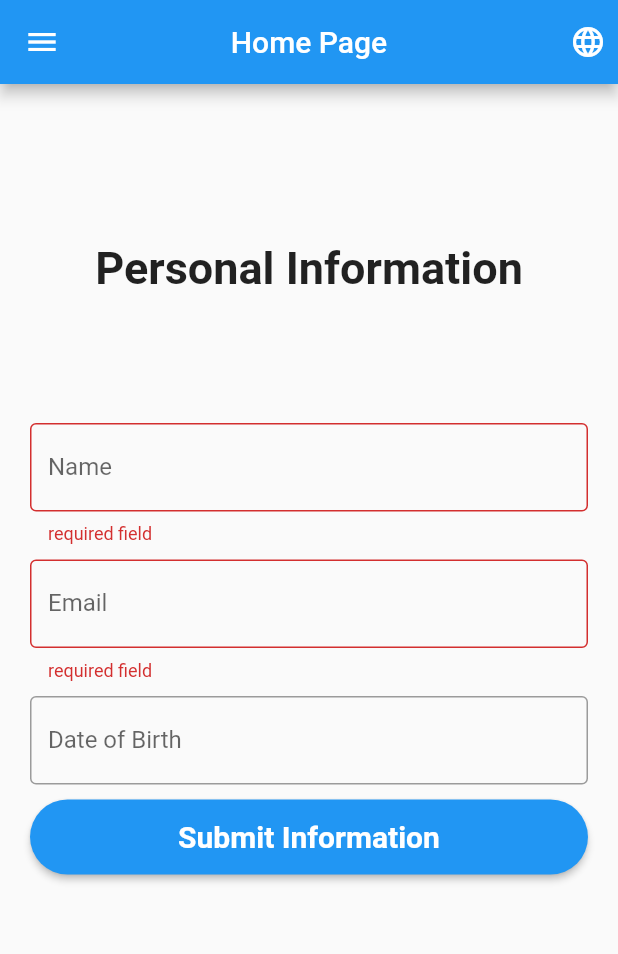
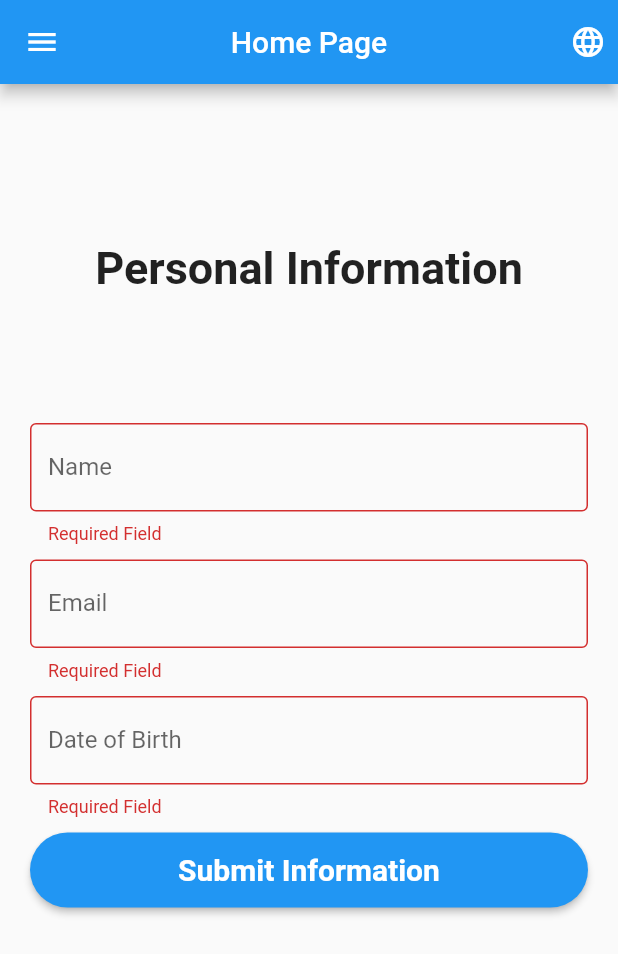
Before and after one commit to Imnmania/flutter_localization, a Flutter app: the screen it shows after launch, after a tap on "Submit Information", on a phone screen of 412 x 824 dp. Shown: the top 954 px of the screen. Run offline on Flutter 3.47's test engine with Material 2 defaults, Android fonts, the phone set to English and light mode, and no system bars.

Commit message:
added localization for entire home page

```diff
--- /dev/null
+++ b/lib/Localization/localization_constants.dart
@@ -0,0 +1,10 @@
+import 'package:flutter/material.dart';
+import 'package:flutter_localization_app/Localization/demo_localization.dart';
+
+String getTranslated(BuildContext context, String key) {
+  return DemoLocalization.of(context).getTranslatedValues(key);
+}
+
+// language code
+const String ENGLISH = 'en';
+const String BANGLA = 'bn';
--- a/lib/lang/bn.json
+++ b/lib/lang/bn.json
@@ -6,6 +6,7 @@
     "email": "ইমেইল",
     "email_hint": "তুমার ইমেইল প্রবেশ করাও",
     "date_of_birth": "জন্ম তারিখ",
+    "date_of_birth_hint": "আপনার জন্মতারিখ প্রদান করুন",
     "required_field": "প্রয়োজনীয় ক্ষেত্র",
     "submit_info": "তথ্য জমা দিন",
     "about_us": "আমাদের সম্পর্কে",
--- a/lib/lang/en.json
+++ b/lib/lang/en.json
@@ -6,6 +6,7 @@
     "email": "Email",
     "email_hint": "Enter your email",
     "date_of_birth": "Date of Birth",
+    "date_of_birth_hint": "Enter your date of birth",
     "required_field": "Required Field",
     "submit_info": "Submit Information",
     "about_us": "About Us",
--- a/lib/pages/home_page.dart
+++ b/lib/pages/home_page.dart
@@ -1,5 +1,6 @@
 import 'package:flutter/material.dart';
-import 'package:flutter_localization_app/Localization/demo_localization.dart';
+// import 'package:flutter_localization_app/Localization/demo_localization.dart';
+import 'package:flutter_localization_app/Localization/localization_constants.dart';
 import 'package:flutter_localization_app/classes/language.dart';
 import 'package:flutter_localization_app/routes/route_names.dart';
 // import 'package:flutter_localization_app/routes/route_names.dart';
@@ -22,6 +23,7 @@ class _HomePageState extends State<HomePage> {
   final inputNameController = new TextEditingController();
   final inputEmailController = new TextEditingController();
   final inputDateController = new TextEditingController();
+
 
   var myDateFormat = DateFormat('dd-MM-yyyy');
 
@@ -49,7 +51,7 @@ class _HomePageState extends State<HomePage> {
     return Scaffold(
       drawer: _drawerList(),
       appBar: AppBar(
-        title: Text(DemoLocalization.of(context).getTranslatedValues('home_page')),
+        title: Text(getTranslated(context, 'home_page')),
         centerTitle: true,
         actions: <Widget>[
           Padding(
@@ -114,7 +116,7 @@ class _HomePageState extends State<HomePage> {
               size: 30,
             ),
             title: Text(
-              'About Us',
+              getTranslated(context, 'about_us'),
               style: _textStyle,
             ),
             onTap: () {
@@ -131,7 +133,7 @@ class _HomePageState extends State<HomePage> {
               size: 30,
             ),
             title: Text(
-              'Settings',
+              getTranslated(context, 'settings'),
               style: _textStyle,
             ),
             onTap: () {
@@ -154,8 +156,7 @@ class _HomePageState extends State<HomePage> {
           Container(
             height: MediaQuery.of(context).size.height / 4,
             child: Center(
-              child: Text(
-                'Personal Information',
+              child: Text(getTranslated(context, 'personal_info'),
                 style: TextStyle(
                   fontSize: 30,
                   fontWeight: FontWeight.bold,
@@ -165,16 +166,17 @@ class _HomePageState extends State<HomePage> {
           ),
           TextFormField(
             controller: inputNameController,
+            initialValue: null,
             validator: (val) {
               if (val.isEmpty) {
-                return 'required field';
+                return getTranslated(context, 'required_field');
               }
               return null;
             },
             decoration: InputDecoration(
               border: OutlineInputBorder(),
-              labelText: 'Name',
-              hintText: 'Enter name',
+              labelText: getTranslated(context, 'name'),
+              hintText: getTranslated(context, 'name_hint'),
             ),
           ),
           SizedBox(
@@ -184,14 +186,14 @@ class _HomePageState extends State<HomePage> {
             controller: inputEmailController,
             validator: (val) {
               if (val.isEmpty) {
-                return 'required field';
+                return getTranslated(context, 'required_field');
               }
               return null;
             },
             decoration: InputDecoration(
               border: OutlineInputBorder(),
-              labelText: 'Email',
-              hintText: 'Enter email address',
+              labelText: getTranslated(context, 'email'),
+              hintText: getTranslated(context, 'email_hint'),
             ),
           ),
           SizedBox(
@@ -199,16 +201,16 @@ class _HomePageState extends State<HomePage> {
           ),
           TextFormField(
             controller: inputDateController,
-            // validator: (val) {
-            //   if (val.isEmpty) {
-            //     return 'required field';
-            //   }
-            //   return null;
-            // },
+            validator: (val) {
+              if (val.isEmpty) {
+                return getTranslated(context, 'required_field');
+              }
+              return null;
+            },
             decoration: InputDecoration(
               border: OutlineInputBorder(),
-              labelText: 'Date of Birth',
-              hintText: 'Select date of birth',
+              labelText: getTranslated(context, 'date_of_birth'),
+              hintText: getTranslated(context, 'date_of_birth_hint'),
             ),
             onTap: () async {
               FocusScope.of(context).requestFocus(FocusNode());
@@ -238,7 +240,7 @@ class _HomePageState extends State<HomePage> {
             color: Theme.of(context).primaryColor,
             child: Center(
               child: Text(
-                'Submit Information',
+                getTranslated(context, 'submit_info'),
                 style: TextStyle(
                   color: Colors.white,
                   fontSize: 20,
--- a/pubspec.yaml
+++ b/pubspec.yaml
@@ -26,6 +26,7 @@ dependencies:
   intl: ^0.16.1
   flutter_localizations:
     sdk: flutter
+  shared_preferences: ^0.5.8
 
 
 
```
Also changed, not shown: pubspec.lock.
